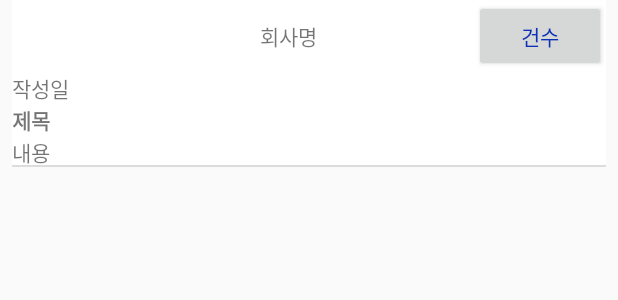
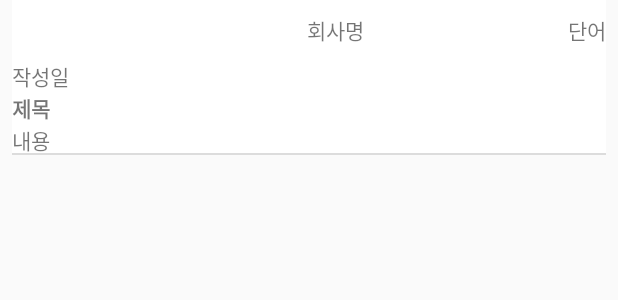
Before and after one commit to syk531/NewsApp, an Android app: the layout list_item.xml on its own in the app's theme, with its tools: preview values and no code run, on a phone screen of 412 x 824 dp. Shown: the top 300 px of the screen. Run offline under Robolectric (Android 15) with nearby library versions, the phone set to English and light mode, and no system bars.

Commit message:
한글 형태소 분석기 작업중

```diff
--- a/app/build.gradle
+++ b/app/build.gradle
@@ -50,6 +50,9 @@ dependencies {
     implementation 'org.apache.commons:commons-text:1.10.0'
     implementation 'net.sourceforge.jexcelapi:jxl:2.6.12'
     implementation 'org.openkoreantext:open-korean-text:2.3.1'
-    implementation 'org.bitbucket.eunjeon:seunjeon_2.12:1.5.0'
+//    implementation 'org.bitbucket.eunjeon:seunjeon_2.12:1.5.0'
+    // https://mvnrepository.com/artifact/org.bitbucket.eunjeon/seunjeon
+    implementation 'org.bitbucket.eunjeon:seunjeon_2.12:1.3.1'
+
 
 }
--- a/app/src/main/java/com/syk531/newsapp/api/RetrofitClient.kt
+++ b/app/src/main/java/com/syk531/newsapp/api/RetrofitClient.kt
@@ -19,7 +19,7 @@ object RetrofitClient {
     val raspberryInstance: RetrofitService by lazy {
         val retrofit = Retrofit.Builder()
             .baseUrl("http://220.120.52.234:8081/")
-            //.baseUrl("http://14.34.107.170:8081/")
+            //.baseUrl("http://14.34.107.170:8081/") //로컬
             .addConverterFactory(GsonConverterFactory.create())
             .build()
         retrofit.create(RetrofitService::class.java)
--- a/app/src/main/java/com/syk531/newsapp/api/RetrofitService.kt
+++ b/app/src/main/java/com/syk531/newsapp/api/RetrofitService.kt
@@ -31,4 +31,9 @@ interface RetrofitService {
         @Query("start") start: Int
     ): Call<List<FakeNews>>
 
+    @GET("getMostUsedWords")
+    fun getMostUsedWords(
+        @Query("text") text: String
+    ): Call<String>
+
 }
--- a/app/src/main/res/layout/list_item.xml
+++ b/app/src/main/res/layout/list_item.xml
@@ -38,15 +38,14 @@
             app:layout_constraintTop_toTopOf="parent"
             app:layout_constraintBottom_toBottomOf="parent"
             app:layout_constraintLeft_toRightOf="@+id/iv_companyImage"
-            app:layout_constraintRight_toLeftOf="@+id/bt_cnt"
+            app:layout_constraintRight_toLeftOf="@+id/tv_mostWord"
              />
 
-        <Button
-            android:id="@+id/bt_cnt"
+        <TextView
+            android:id="@+id/tv_mostWord"
             android:layout_width="wrap_content"
             android:layout_height="wrap_content"
-            android:text="건수"
-            android:textColor="#0C30B6"
+            android:text="단어"
             app:layout_constraintTop_toTopOf="parent"
             app:layout_constraintBottom_toBottomOf="parent"
             app:layout_constraintLeft_toRightOf="@+id/tv_companyName"
--- a/settings.gradle
+++ b/settings.gradle
@@ -2,6 +2,7 @@ pluginManagement {
     repositories {
         gradlePluginPortal()
         google()
+        mavenLocal()
         mavenCentral()
     }
 }
@@ -9,6 +10,7 @@ dependencyResolutionManagement {
     repositoriesMode.set(RepositoriesMode.FAIL_ON_PROJECT_REPOS)
     repositories {
         google()
+        mavenLocal()
         mavenCentral()
     }
 }
```
Also changed, not shown: app/src/main/java/com/syk531/newsapp/NewsAdapter.kt (+27 -59 lines).
